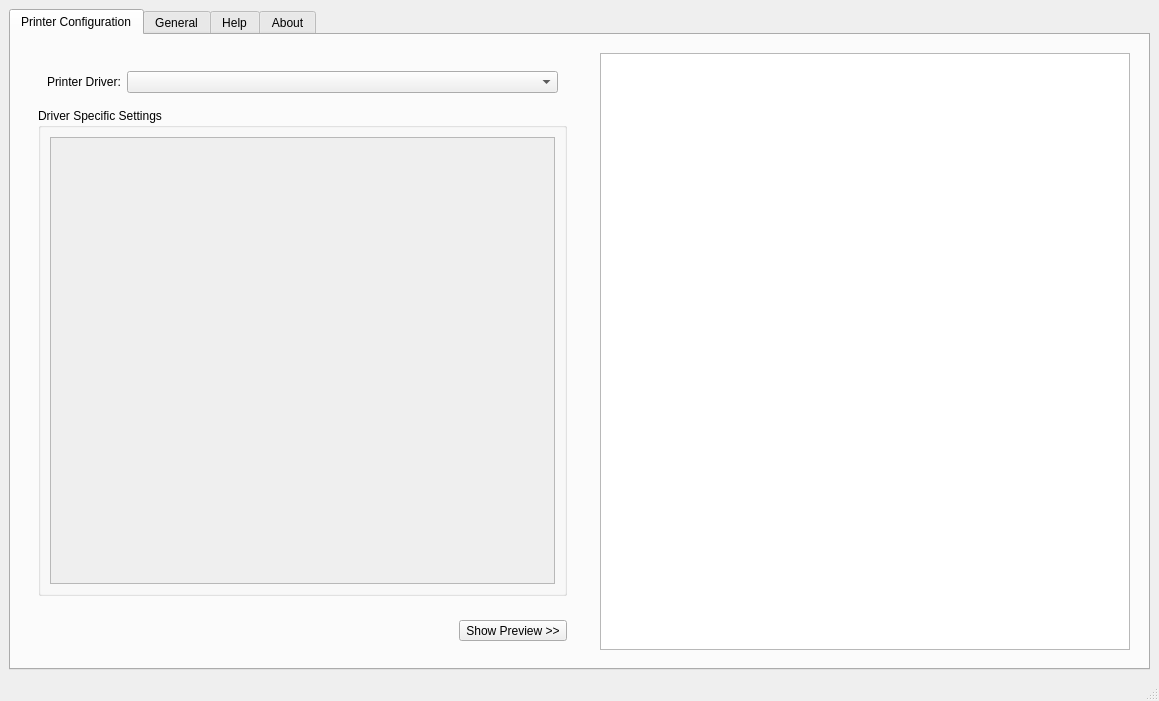
First picture: the form in mainwindow.ui, repository dieg0-a/posagentpro-src, before the edit.
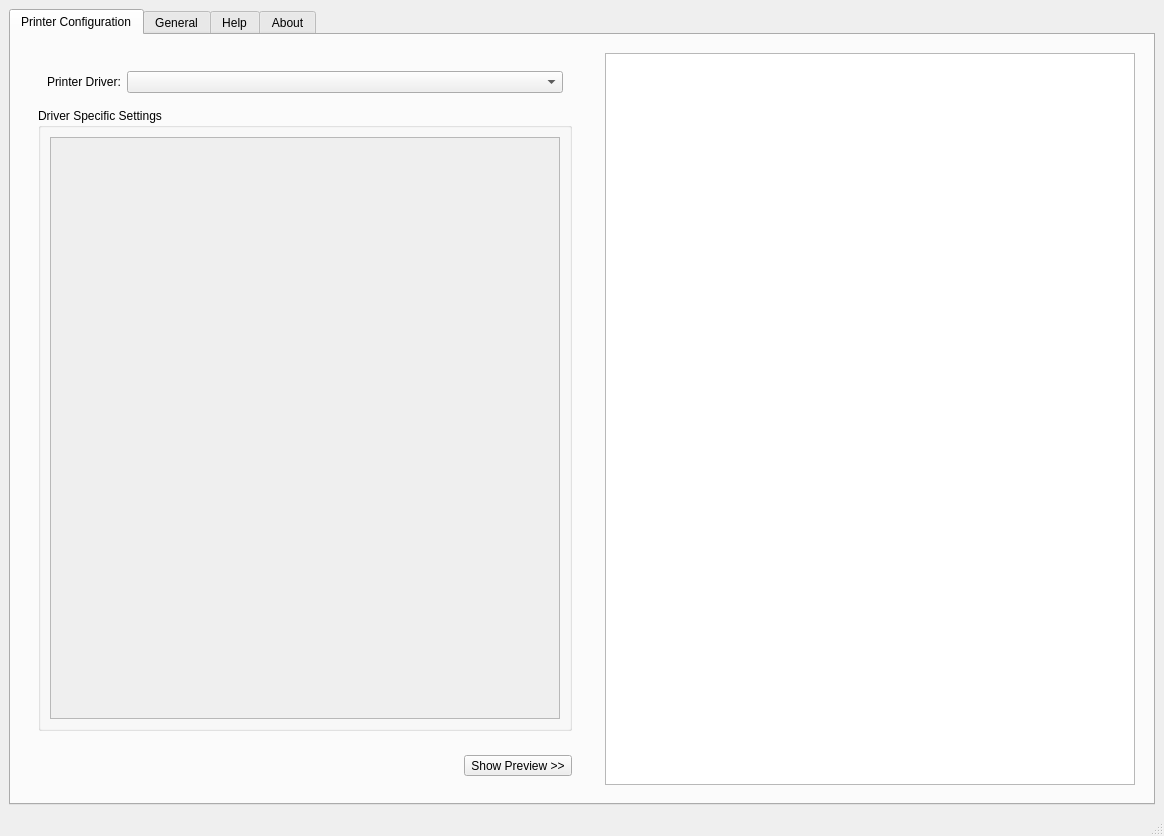
Second picture: the form after the edit. Icons and pictures are not drawn.

```diff
--- a/mainwindow.ui
+++ b/mainwindow.ui
@@ -6,8 +6,8 @@
    <rect>
     <x>0</x>
     <y>0</y>
-    <width>1159</width>
-    <height>701</height>
+    <width>1164</width>
+    <height>836</height>
    </rect>
   </property>
   <property name="sizePolicy">
@@ -71,6 +71,22 @@
         <string>Printer Configuration</string>
        </attribute>
        <layout class="QHBoxLayout" name="horizontalLayout_6">
+        <item>
+         <spacer name="left_printer_tab_spacer">
+          <property name="orientation">
+           <enum>Qt::Horizontal</enum>
+          </property>
+          <property name="sizeType">
+           <enum>QSizePolicy::Fixed</enum>
+          </property>
+          <property name="sizeHint" stdset="0">
+           <size>
+            <width>0</width>
+            <height>20</height>
+           </size>
+          </property>
+         </spacer>
+        </item>
         <item>
          <widget class="QWidget" name="left_pane" native="true">
           <property name="sizePolicy">
@@ -81,7 +97,7 @@
           </property>
           <property name="minimumSize">
            <size>
-            <width>350</width>
+            <width>450</width>
             <height>0</height>
            </size>
           </property>
@@ -151,8 +167,8 @@
                      <rect>
                       <x>0</x>
                       <y>0</y>
-                      <width>513</width>
-                      <height>405</height>
+                      <width>496</width>
+                      <height>540</height>
                      </rect>
                     </property>
                    </widget>
```
Left out of the diff: 4 changed lines with no effect on the pictures.
